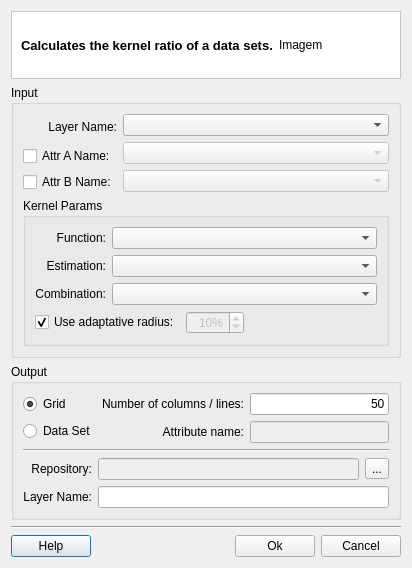
The window that src/terralib/sa/qt/ui/KernelRatioDialogForm.ui (claudiobogossian/terralib5) describes before a commit, drawn with Qt 5.
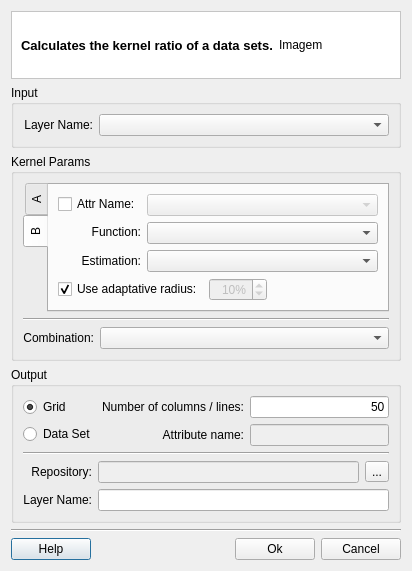
The same window after the commit. The open tabs and pages were chosen to show the change. Custom widgets are drawn as their Qt base class.

Commit message: changed kernel ratio interface

```diff
--- a/src/terralib/sa/qt/ui/KernelRatioDialogForm.ui
+++ b/src/terralib/sa/qt/ui/KernelRatioDialogForm.ui
@@ -7,18 +7,18 @@
     <x>0</x>
     <y>0</y>
     <width>428</width>
-    <height>548</height>
+    <height>555</height>
    </rect>
   </property>
   <property name="windowTitle">
    <string>Kernel Ratio</string>
   </property>
-  <layout class="QGridLayout" name="gridLayout_25">
+  <layout class="QGridLayout" name="gridLayout_31">
    <property name="sizeConstraint">
     <enum>QLayout::SetFixedSize</enum>
    </property>
    <item row="0" column="0">
-    <layout class="QGridLayout" name="gridLayout_24">
+    <layout class="QGridLayout" name="gridLayout_30">
      <item row="0" column="0">
       <widget class="QFrame" name="frame">
        <property name="styleSheet">
@@ -75,11 +75,7 @@
        <property name="flat">
         <bool>true</bool>
        </property>
-       <layout class="QGridLayout" name="gridLayout_18">
-        <item row="0" column="0">
-         <layout class="QGridLayout" name="gridLayout_14">
-          <item row="0" column="0">
-           <layout class="QGridLayout" name="gridLayout_4">
+       <layout class="QGridLayout" name="gridLayout_29">
             <item row="0" column="0">
              <layout class="QGridLayout" name="gridLayout">
               <item row="0" column="0">
@@ -98,32 +94,8 @@
                 </property>
                </widget>
               </item>
-              <item row="1" column="0">
-               <widget class="QCheckBox" name="m_useAttrLayerCheckBoxA">
-                <property name="text">
-                 <string>Attr A Name:</string>
-                </property>
-               </widget>
-              </item>
-              <item row="2" column="0">
-               <widget class="QCheckBox" name="m_useAttrLayerCheckBoxB">
-                <property name="text">
-                 <string>Attr B Name:</string>
-                </property>
-               </widget>
-              </item>
-             </layout>
-            </item>
             <item row="0" column="1">
-             <layout class="QGridLayout" name="gridLayout_3">
-              <item row="0" column="0">
-               <widget class="QComboBox" name="m_inputLayerComboBox"/>
-              </item>
-              <item row="1" column="0">
-               <widget class="QComboBox" name="m_attrLayerComboBoxA">
-                <property name="enabled">
-                 <bool>false</bool>
-                </property>
+           <widget class="QComboBox" name="m_inputLayerComboBox">
                 <property name="sizePolicy">
                  <sizepolicy hsizetype="MinimumExpanding" vsizetype="Fixed">
                   <horstretch>0</horstretch>
@@ -132,18 +104,12 @@
                 </property>
                </widget>
               </item>
-              <item row="2" column="0">
-               <widget class="QComboBox" name="m_attrLayerComboBoxB">
-                <property name="enabled">
-                 <bool>false</bool>
-                </property>
-               </widget>
-              </item>
-             </layout>
-            </item>
-           </layout>
-          </item>
-          <item row="1" column="0">
+         </layout>
+        </item>
+       </layout>
+      </widget>
+     </item>
+     <item row="2" column="0">
            <widget class="QGroupBox" name="groupBox_4">
             <property name="title">
              <string>Kernel Params</string>
@@ -151,14 +117,36 @@
             <property name="flat">
              <bool>true</bool>
             </property>
+       <layout class="QGridLayout" name="gridLayout_5">
+        <item row="0" column="0">
+         <layout class="QGridLayout" name="gridLayout_4">
+          <item row="0" column="0">
+           <widget class="QTabWidget" name="tabWidget">
+            <property name="tabPosition">
+             <enum>QTabWidget::West</enum>
+            </property>
+            <property name="currentIndex">
+             <number>0</number>
+            </property>
+            <widget class="QWidget" name="tab">
+             <attribute name="title">
+              <string>A</string>
+             </attribute>
+             <layout class="QGridLayout" name="gridLayout_14">
+              <item row="0" column="0">
             <layout class="QGridLayout" name="gridLayout_13">
              <item row="0" column="0">
               <layout class="QGridLayout" name="gridLayout_12">
                <item row="0" column="0">
-                <layout class="QGridLayout" name="gridLayout_11">
+                   <layout class="QGridLayout" name="gridLayout_10">
                  <item row="0" column="0">
-                  <layout class="QGridLayout" name="gridLayout_5">
-                   <item row="0" column="0">
+                     <widget class="QCheckBox" name="m_useAttrLayerCheckBoxA">
+                      <property name="text">
+                       <string>Attr Name:</string>
+                      </property>
+                     </widget>
+                    </item>
+                    <item row="1" column="0">
                     <widget class="QLabel" name="label_2">
                      <property name="text">
                       <string>Function:</string>
@@ -168,7 +156,7 @@
                      </property>
                     </widget>
                    </item>
-                   <item row="1" column="0">
+                    <item row="2" column="0">
                     <widget class="QLabel" name="label_3">
                      <property name="text">
                       <string>Estimation:</string>
@@ -178,22 +166,15 @@
                      </property>
                     </widget>
                    </item>
-                   <item row="2" column="0">
-                    <widget class="QLabel" name="label_8">
-                     <property name="text">
-                      <string>Combination:</string>
-                     </property>
-                     <property name="alignment">
-                      <set>Qt::AlignRight|Qt::AlignTrailing|Qt::AlignVCenter</set>
-                     </property>
-                    </widget>
-                   </item>
                   </layout>
                  </item>
                  <item row="0" column="1">
-                  <layout class="QGridLayout" name="gridLayout_10">
+                   <layout class="QGridLayout" name="gridLayout_11">
                    <item row="0" column="0">
-                    <widget class="QComboBox" name="m_functionComboBox">
+                     <widget class="QComboBox" name="m_attrLayerComboBoxA">
+                      <property name="enabled">
+                       <bool>false</bool>
+                      </property>
                      <property name="sizePolicy">
                       <sizepolicy hsizetype="MinimumExpanding" vsizetype="Fixed">
                        <horstretch>0</horstretch>
@@ -203,7 +184,7 @@
                     </widget>
                    </item>
                    <item row="1" column="0">
-                    <widget class="QComboBox" name="m_estimationComboBox">
+                     <widget class="QComboBox" name="m_functionComboBoxA">
                      <property name="sizePolicy">
                       <sizepolicy hsizetype="MinimumExpanding" vsizetype="Fixed">
                        <horstretch>0</horstretch>
@@ -213,7 +194,7 @@
                     </widget>
                    </item>
                    <item row="2" column="0">
-                    <widget class="QComboBox" name="m_combinationComboBox">
+                     <widget class="QComboBox" name="m_estimationComboBoxA">
                      <property name="sizePolicy">
                       <sizepolicy hsizetype="MinimumExpanding" vsizetype="Fixed">
                        <horstretch>0</horstretch>
@@ -285,13 +266,180 @@
              </item>
             </layout>
            </widget>
-          </item>
-         </layout>
-        </item>
-       </layout>
-      </widget>
-     </item>
+            <widget class="QWidget" name="tab_2">
+             <attribute name="title">
+              <string>B</string>
+             </attribute>
+             <layout class="QGridLayout" name="gridLayout_28">
+              <item row="0" column="0">
+               <layout class="QGridLayout" name="gridLayout_18">
+                <item row="0" column="0">
+                 <layout class="QGridLayout" name="gridLayout_24">
+                  <item row="0" column="0">
+                   <layout class="QGridLayout" name="gridLayout_25">
+                    <item row="1" column="0">
+                     <widget class="QLabel" name="label_9">
+                      <property name="text">
+                       <string>Function:</string>
+                      </property>
+                      <property name="alignment">
+                       <set>Qt::AlignRight|Qt::AlignTrailing|Qt::AlignVCenter</set>
+                      </property>
+                     </widget>
+                    </item>
+                    <item row="2" column="0">
+                     <widget class="QLabel" name="label_10">
+                      <property name="text">
+                       <string>Estimation:</string>
+                      </property>
+                      <property name="alignment">
+                       <set>Qt::AlignRight|Qt::AlignTrailing|Qt::AlignVCenter</set>
+                      </property>
+                     </widget>
+                    </item>
+                    <item row="0" column="0">
+                     <widget class="QCheckBox" name="m_useAttrLayerCheckBoxB">
+                      <property name="layoutDirection">
+                       <enum>Qt::LeftToRight</enum>
+                      </property>
+                      <property name="text">
+                       <string>Attr Name:</string>
+                      </property>
+                     </widget>
+                    </item>
+                   </layout>
+                  </item>
+                  <item row="0" column="1">
+                   <layout class="QGridLayout" name="gridLayout_26">
+                    <item row="1" column="0">
+                     <widget class="QComboBox" name="m_functionComboBoxB">
+                      <property name="sizePolicy">
+                       <sizepolicy hsizetype="MinimumExpanding" vsizetype="Fixed">
+                        <horstretch>0</horstretch>
+                        <verstretch>0</verstretch>
+                       </sizepolicy>
+                      </property>
+                     </widget>
+                    </item>
+                    <item row="2" column="0">
+                     <widget class="QComboBox" name="m_estimationComboBoxB">
+                      <property name="sizePolicy">
+                       <sizepolicy hsizetype="MinimumExpanding" vsizetype="Fixed">
+                        <horstretch>0</horstretch>
+                        <verstretch>0</verstretch>
+                       </sizepolicy>
+                      </property>
+                     </widget>
+                    </item>
+                    <item row="0" column="0">
+                     <widget class="QComboBox" name="m_attrLayerComboBoxB">
+                      <property name="enabled">
+                       <bool>false</bool>
+                      </property>
+                     </widget>
+                    </item>
+                   </layout>
+                  </item>
+                 </layout>
+                </item>
+                <item row="1" column="0">
+                 <layout class="QGridLayout" name="gridLayout_27">
+                  <item row="0" column="0">
+                   <widget class="QCheckBox" name="m_useAdaptRadiusCheckBoxB">
+                    <property name="text">
+                     <string>Use adaptative radius:</string>
+                    </property>
+                    <property name="checked">
+                     <bool>true</bool>
+                    </property>
+                   </widget>
+                  </item>
+                  <item row="0" column="1">
+                   <widget class="QSpinBox" name="m_radiusSpinBoxB">
+                    <property name="enabled">
+                     <bool>false</bool>
+                    </property>
+                    <property name="maximumSize">
+                     <size>
+                      <width>100</width>
+                      <height>16777215</height>
+                     </size>
+                    </property>
+                    <property name="alignment">
+                     <set>Qt::AlignRight|Qt::AlignTrailing|Qt::AlignVCenter</set>
+                    </property>
+                    <property name="suffix">
+                     <string>%</string>
+                    </property>
+                    <property name="minimum">
+                     <number>1</number>
+                    </property>
+                    <property name="maximum">
+                     <number>100</number>
+                    </property>
+                    <property name="value">
+                     <number>10</number>
+                    </property>
+                   </widget>
+                  </item>
+                  <item row="0" column="2">
+                   <spacer name="horizontalSpacer_3">
+                    <property name="orientation">
+                     <enum>Qt::Horizontal</enum>
+                    </property>
+                    <property name="sizeHint" stdset="0">
+                     <size>
+                      <width>40</width>
+                      <height>20</height>
+                     </size>
+                    </property>
+                   </spacer>
+                  </item>
+                 </layout>
+                </item>
+               </layout>
+              </item>
+             </layout>
+            </widget>
+           </widget>
+          </item>
+          <item row="1" column="0">
+           <widget class="Line" name="line_3">
+            <property name="orientation">
+             <enum>Qt::Horizontal</enum>
+            </property>
+           </widget>
+          </item>
      <item row="2" column="0">
+           <layout class="QGridLayout" name="gridLayout_3">
+            <item row="0" column="1">
+             <widget class="QComboBox" name="m_combinationComboBox">
+              <property name="sizePolicy">
+               <sizepolicy hsizetype="MinimumExpanding" vsizetype="Fixed">
+                <horstretch>0</horstretch>
+                <verstretch>0</verstretch>
+               </sizepolicy>
+              </property>
+             </widget>
+            </item>
+            <item row="0" column="0">
+             <widget class="QLabel" name="label_8">
+              <property name="text">
+               <string>Combination:</string>
+              </property>
+              <property name="alignment">
+               <set>Qt::AlignRight|Qt::AlignTrailing|Qt::AlignVCenter</set>
+              </property>
+             </widget>
+            </item>
+           </layout>
+          </item>
+         </layout>
+        </item>
+       </layout>
+      </widget>
+     </item>
+     <item row="3" column="0">
       <widget class="QGroupBox" name="groupBox_3">
        <property name="sizePolicy">
         <sizepolicy hsizetype="Preferred" vsizetype="Preferred">
@@ -453,7 +601,7 @@
        </layout>
       </widget>
      </item>
-     <item row="3" column="0">
+     <item row="4" column="0">
       <layout class="QGridLayout" name="gridLayout_9">
        <item row="0" column="0" colspan="4">
         <widget class="Line" name="line">
```
Left out of the diff: 21 changed lines with no effect on the pictures. Lines whose indentation alone changed are shown as unchanged. The commit also changes 12 other files.
